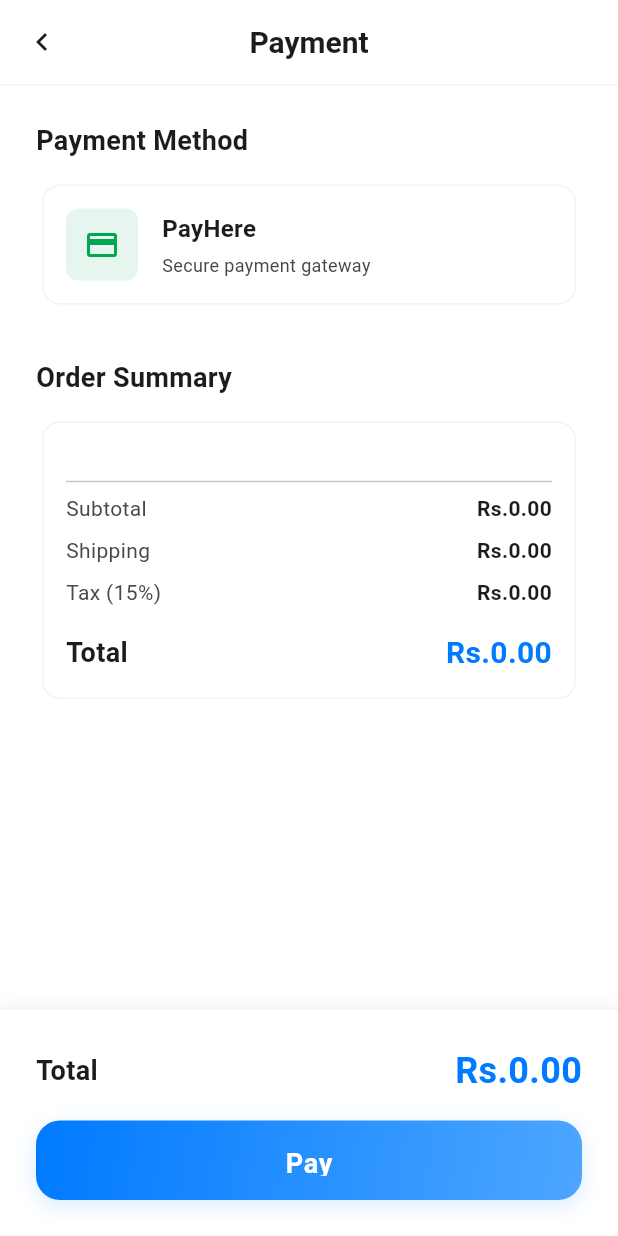
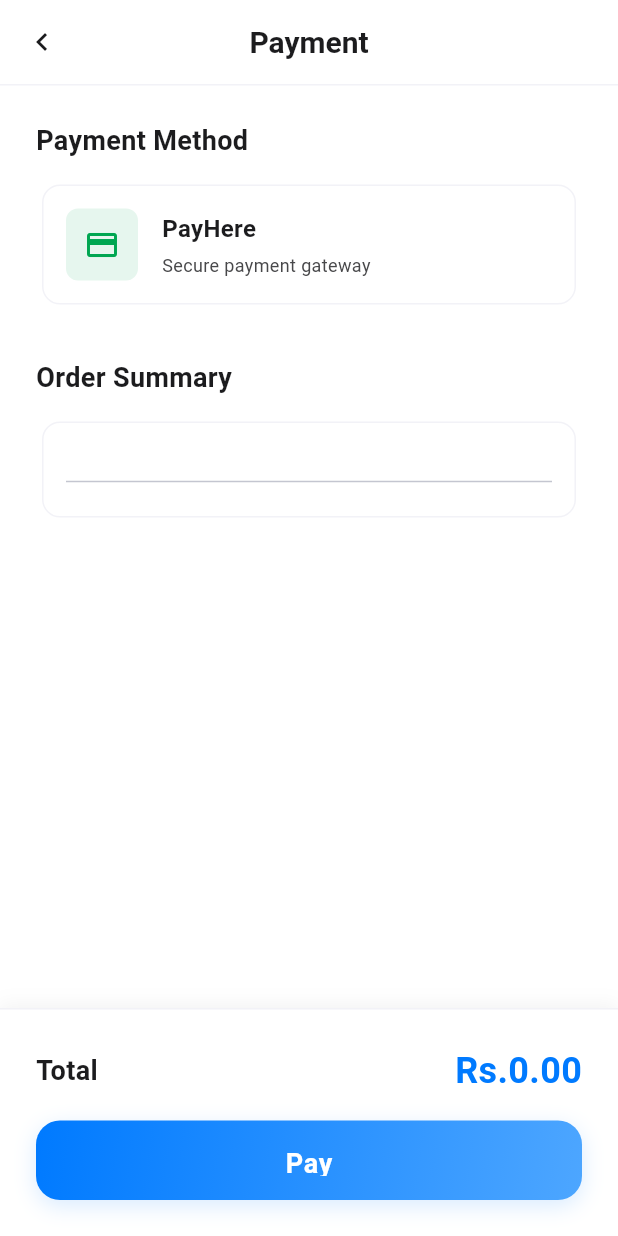
Before and after one commit to Sanjeewa1995/vehicle-part-app, a Flutter app: the PaymentPage screen opened by its route, on a phone screen of 412 x 824 dp. Run offline on Flutter 3.47's test engine with Material 3 defaults, Android fonts, the phone set to English and light mode, and no system bars; our stand-ins replace dio, equatable, flutter_dotenv, get_it, go_router, image_picker and 1 more; missing offline and left inert: payhere_mobilesdk_flutter; accounts and stored records are empty.

Commit message:
Removed shipping fee and tax fee.

```diff
--- a/lib/features/payment/presentation/pages/payment_page.dart
+++ b/lib/features/payment/presentation/pages/payment_page.dart
@@ -33,9 +33,7 @@ class _PaymentPageState extends State<PaymentPage> {
 
   @override
   Widget build(BuildContext context) {
-    final shipping = 0.0;
-    final tax = widget.totalAmount * 0.15; // 15% tax
-    final total = widget.totalAmount + shipping + tax;
+    final total = widget.totalAmount;
 
     return Scaffold(
       backgroundColor: AppColors.background,
@@ -305,33 +303,6 @@ class _PaymentPageState extends State<PaymentPage> {
                           }),
                           const SizedBox(height: 16),
                           const Divider(),
-                          _buildSummaryRow('Subtotal', CurrencyFormatter.formatLKR(widget.totalAmount)),
-                          const SizedBox(height: 8),
-                          _buildSummaryRow('Shipping', CurrencyFormatter.formatLKR(shipping)),
-                          const SizedBox(height: 8),
-                          _buildSummaryRow('Tax (15%)', CurrencyFormatter.formatLKR(tax)),
-                          const SizedBox(height: 16),
-                          Row(
-                            mainAxisAlignment: MainAxisAlignment.spaceBetween,
-                            children: [
-                              const Text(
-                                'Total',
-                                style: TextStyle(
-                                  fontSize: 18,
-                                  fontWeight: FontWeight.bold,
-                                  color: AppColors.textPrimary,
-                                ),
-                              ),
-                              Text(
-                                CurrencyFormatter.formatLKR(total),
-                                style: const TextStyle(
-                                  fontSize: 20,
-                                  fontWeight: FontWeight.bold,
-                                  color: AppColors.primary,
-                                ),
-                              ),
-                            ],
-                          ),
                         ],
                       ),
                     ),
--- a/lib/features/payment/presentation/widgets/order_summary_card.dart
+++ b/lib/features/payment/presentation/widgets/order_summary_card.dart
@@ -14,11 +14,6 @@ class OrderSummaryCard extends StatelessWidget {
 
   @override
   Widget build(BuildContext context) {
-    final subtotal = cartProvider.totalPrice;
-    final shipping = 0.0; // You can calculate shipping based on address
-    final tax = subtotal * 0.15; // 15% tax (adjust as needed)
-    final total = subtotal + shipping + tax;
-
     return Card(
       elevation: 0,
       shape: RoundedRectangleBorder(
@@ -47,41 +42,6 @@ class OrderSummaryCard extends StatelessWidget {
 
             const SizedBox(height: 16),
             const Divider(),
-
-            // Subtotal
-            _buildSummaryRow('Subtotal', CurrencyFormatter.formatLKR(subtotal)),
-            const SizedBox(height: 8),
-
-            // Shipping
-            _buildSummaryRow('Shipping', CurrencyFormatter.formatLKR(shipping)),
-            const SizedBox(height: 8),
-
-            // Tax
-            _buildSummaryRow('Tax (15%)', CurrencyFormatter.formatLKR(tax)),
-            const SizedBox(height: 16),
-
-            // Total
-            Row(
-              mainAxisAlignment: MainAxisAlignment.spaceBetween,
-              children: [
-                const Text(
-                  'Total',
-                  style: TextStyle(
-                    fontSize: 18,
-                    fontWeight: FontWeight.bold,
-                    color: AppColors.textPrimary,
-                  ),
-                ),
-                Text(
-                  CurrencyFormatter.formatLKR(total),
-                  style: const TextStyle(
-                    fontSize: 20,
-                    fontWeight: FontWeight.bold,
-                    color: AppColors.primary,
-                  ),
-                ),
-              ],
-            ),
           ],
         ),
       ),
```
